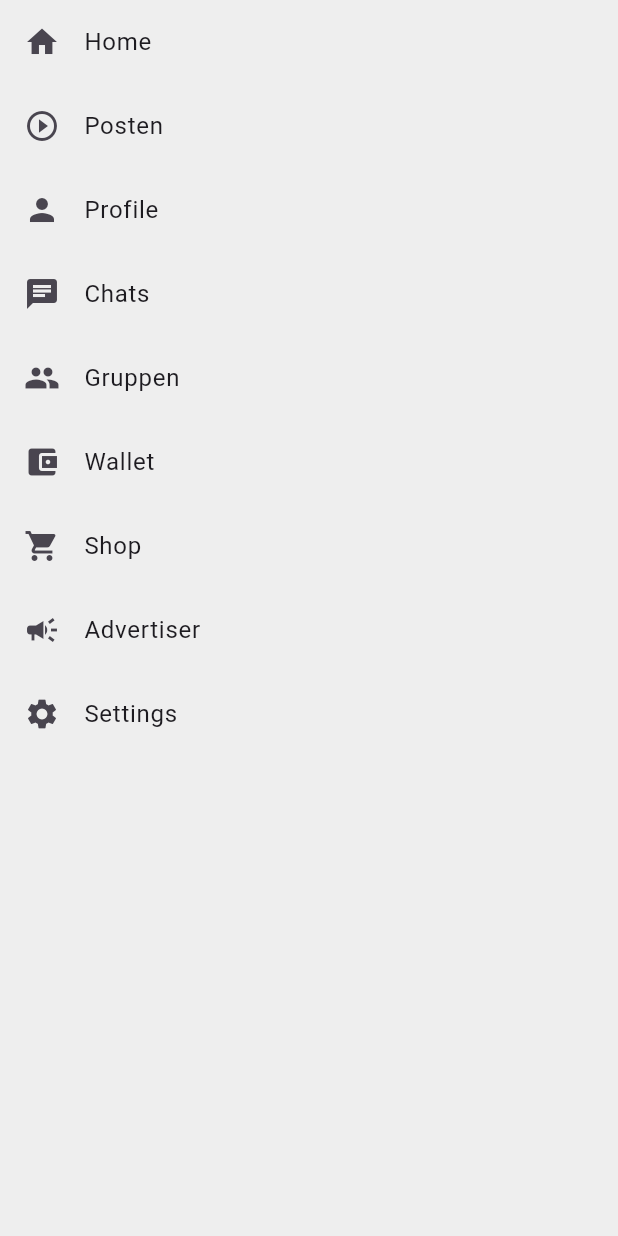
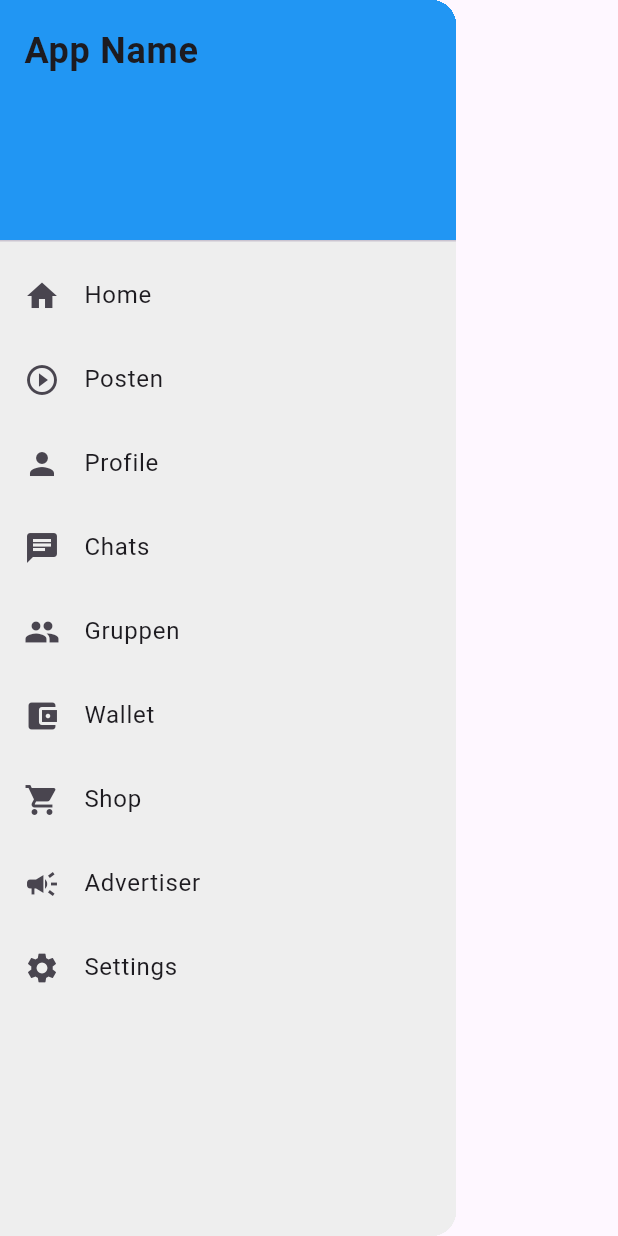
Before and after one commit to Endata133/PeerWebapp, a Flutter app: the Sidebar widget shown alone on an empty page, opened directly, on a phone screen of 412 x 824 dp. Run offline on Flutter 3.47's test engine with Material 3 defaults, Android fonts, the phone set to English and light mode, and no system bars; our stand-ins replace graphql_flutter, image_picker.

Commit message:
Broken version bugfixxes
fehlen noch immer assets

```diff
--- a/lib/Posten/posting_screen.dart
+++ b/lib/Posten/posting_screen.dart
@@ -1,3 +1,5 @@
+import 'dart:io';
+
 import 'package:flutter/material.dart';
 import 'package:image_picker/image_picker.dart'; // Add this dependency for image picking
 
@@ -197,7 +199,7 @@ class _PostingScreenState extends State<PostingScreen> {
               label: Text('Post'),
               onPressed: _submitPost,
               style: ElevatedButton.styleFrom(
-                primary: Colors.blue, // Button color
+                backgroundColor: Colors.blue, // Button color
                 padding: EdgeInsets.symmetric(vertical: 15),
               ),
             ),
--- a/lib/gruppen/gruppen_screen.dart
+++ b/lib/gruppen/gruppen_screen.dart
@@ -91,7 +91,7 @@ class _GruppenScreenState extends State<GruppenScreen> {
                     onPressed: () => _handleGroupAction(index),
                     child: Text(_groups[index]['isMember'] ? 'Visit' : 'Join'),
                     style: ElevatedButton.styleFrom(
-                      primary: _groups[index]['isMember'] ? Colors.green : Colors.blue,
+                      backgroundColor: _groups[index]['isMember'] ? Colors.green : Colors.blue,
                     ),
                   ),
                 ],
--- a/lib/newsfeed/sidebar.dart
+++ b/lib/newsfeed/sidebar.dart
@@ -1,17 +1,37 @@
 import 'package:flutter/material.dart';
+import 'package:flutter_application_1/Posten/posting_screen.dart';
+import 'package:flutter_application_1/advertiser/advertiser_screen.dart';
+import 'package:flutter_application_1/gruppen/gruppen_screen.dart';
+import 'package:flutter_application_1/homescreen/home_screen.dart';
+import 'package:flutter_application_1/profile/profil_screen.dart';
+import 'package:flutter_application_1/chats/chats_screen.dart';
+import 'package:flutter_application_1/settings/setting_screen.dart';
+import 'package:flutter_application_1/shop/shop_screen.dart';
+import 'package:flutter_application_1/wallet/wallet_screen.dart';
+// Replace with actual paths of the screens
+// Example: import 'package:your_project_name/screens/home_screen.dart';
 
 class Sidebar extends StatelessWidget {
   @override
   Widget build(BuildContext context) {
-    return Container(
-      color: Colors.grey[200],
+    return Drawer(
+      child: Container(
+        color: Colors.grey[200],  // Removed the '!' causing the issue
         child: ListView(
           children: [
+            DrawerHeader(
+              child: Text(
+                'App Name',
+                style: TextStyle(fontSize: 24, fontWeight: FontWeight.bold),
+              ),
+              decoration: BoxDecoration(
+                color: Colors.blue,
+              ),
+            ),
             ListTile(
               leading: Icon(Icons.home),
               title: Text('Home'),
               onTap: () {
-              // Navigate to Home screen
                 Navigator.push(context, MaterialPageRoute(builder: (context) => HomeScreen()));
               },
             ),
@@ -19,7 +39,6 @@ class Sidebar extends StatelessWidget {
               leading: Icon(Icons.play_circle_outline_sharp),
               title: Text('Posten'),
               onTap: () {
-              // Navigate to Posting screen
                 Navigator.push(context, MaterialPageRoute(builder: (context) => PostingScreen()));
               },
             ),
@@ -27,7 +46,6 @@ class Sidebar extends StatelessWidget {
               leading: Icon(Icons.person),
               title: Text('Profile'),
               onTap: () {
-              // Navigate to Profile screen
                 Navigator.push(context, MaterialPageRoute(builder: (context) => ProfileScreen()));
               },
             ),
@@ -35,15 +53,13 @@ class Sidebar extends StatelessWidget {
               leading: Icon(Icons.chat),
               title: Text('Chats'),
               onTap: () {
-              // Navigate to Chats screen
-              Navigator.push(context, MaterialPageRoute(builder: (context) => ChatScreen()));
+                Navigator.push(context, MaterialPageRoute(builder: (context) => ChatsScreen()));
               },
             ),
             ListTile(
               leading: Icon(Icons.group),
               title: Text('Gruppen'),
               onTap: () {
-              // Navigate to Gruppen screen
                 Navigator.push(context, MaterialPageRoute(builder: (context) => GruppenScreen()));
               },
             ),
@@ -51,7 +67,6 @@ class Sidebar extends StatelessWidget {
               leading: Icon(Icons.account_balance_wallet),
               title: Text('Wallet'),
               onTap: () {
-              // Navigate to Wallet screen
                 Navigator.push(context, MaterialPageRoute(builder: (context) => WalletScreen()));
               },
             ),
@@ -59,7 +74,6 @@ class Sidebar extends StatelessWidget {
               leading: Icon(Icons.shopping_cart),
               title: Text('Shop'),
               onTap: () {
-              // Navigate to Shop screen
                 Navigator.push(context, MaterialPageRoute(builder: (context) => ShopScreen()));
               },
             ),
@@ -67,7 +81,6 @@ class Sidebar extends StatelessWidget {
               leading: Icon(Icons.campaign),
               title: Text('Advertiser'),
               onTap: () {
-              // Navigate to Advertiser screen
                 Navigator.push(context, MaterialPageRoute(builder: (context) => AdvertiserScreen()));
               },
             ),
@@ -75,12 +88,15 @@ class Sidebar extends StatelessWidget {
               leading: Icon(Icons.settings),
               title: Text('Settings'),
               onTap: () {
-              // Navigate to Settings screen
                 Navigator.push(context, MaterialPageRoute(builder: (context) => SettingsScreen()));
               },
             ),
           ],
         ),
+      ),
     );
   }
 }
+
+class ChatScreen {
+}
--- a/lib/settings/setting_screen.dart
+++ b/lib/settings/setting_screen.dart
@@ -131,7 +131,7 @@ class _SettingsScreenState extends State<SettingsScreen> {
               onPressed: _logout,
               icon: Icon(Icons.logout),
               label: Text('Logout'),
-              style: ElevatedButton.styleFrom(primary: Colors.red),
+              style: ElevatedButton.styleFrom(backgroundColor: Colors.red),
             ),
           ],
         ),
--- a/lib/wallet/wallet_screen.dart
+++ b/lib/wallet/wallet_screen.dart
@@ -62,13 +62,13 @@ class WalletScreen extends StatelessWidget {
                   icon: Icon(Icons.add),
                   label: Text('Add Funds'),
                   onPressed: () => _addFunds(context),
-                  style: ElevatedButton.styleFrom(primary: Colors.green),
+                  style: ElevatedButton.styleFrom(backgroundColor: Colors.green),
                 ),
                 ElevatedButton.icon(
                   icon: Icon(Icons.remove),
                   label: Text('Withdraw'),
                   onPressed: () => _withdrawFunds(context),
-                  style: ElevatedButton.styleFrom(primary: Colors.red),
+                  style: ElevatedButton.styleFrom(backgroundColor: Colors.red),
                 ),
               ],
             ),
--- a/pubspec.yaml
+++ b/pubspec.yaml
@@ -12,13 +12,12 @@ dependencies:
   cupertino_icons: ^1.0.8
   graphql_flutter: ^5.0.0
   flutter_dotenv: ^5.0.2
+  image_picker: ^0.8.4+4  # Moved inside the dependencies section
 
 dev_dependencies:
   flutter_test:
     sdk: flutter
   flutter_lints: ^4.0.0
-image_picker: ^0.8.4+4
-
 
 flutter:
   uses-material-design: true
@@ -26,7 +25,7 @@ flutter:
     - assets/PeerSignet_Color_RGB.png
     - assets/pamela.png
     - assets/profile_picture.png
-    ##pngs müssen noch in asset ordner gepackt werden
+    ## pngs müssen noch in asset ordner gepackt werden
     - assets/john_doe.png
     - assets/jane_smith.png
     - assets/alice_brown.png
```
Also changed, not shown: lib/advertiser/advertiser_screen.dart (+5 -5 lines), pubspec.lock, 5 other files. Lines whose indentation alone changed are shown as unchanged.
